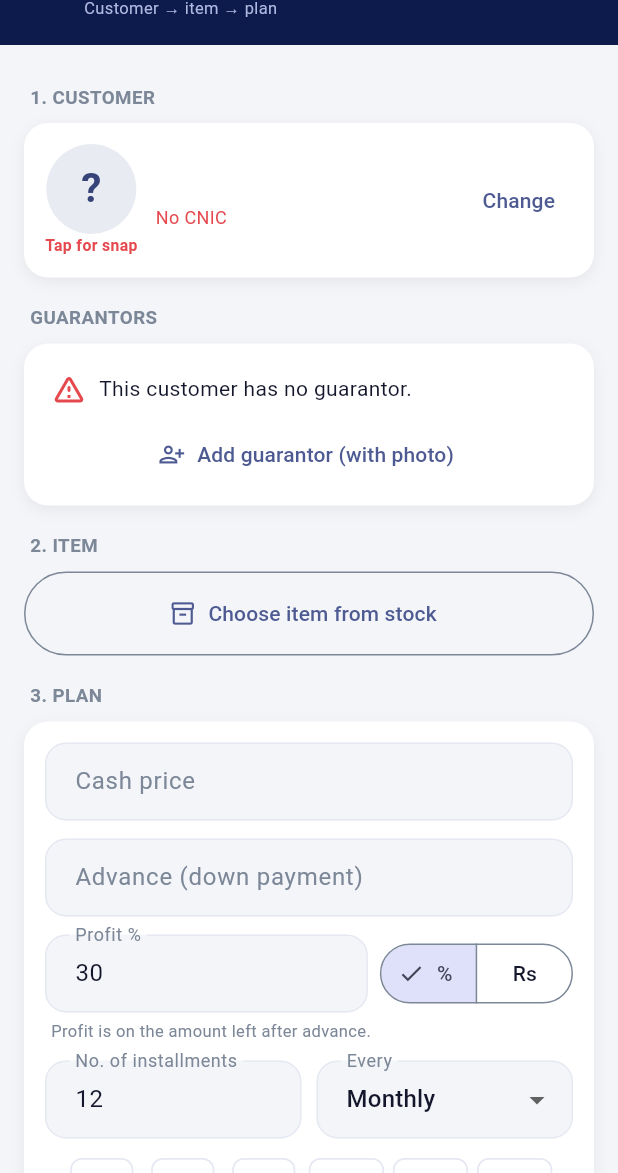
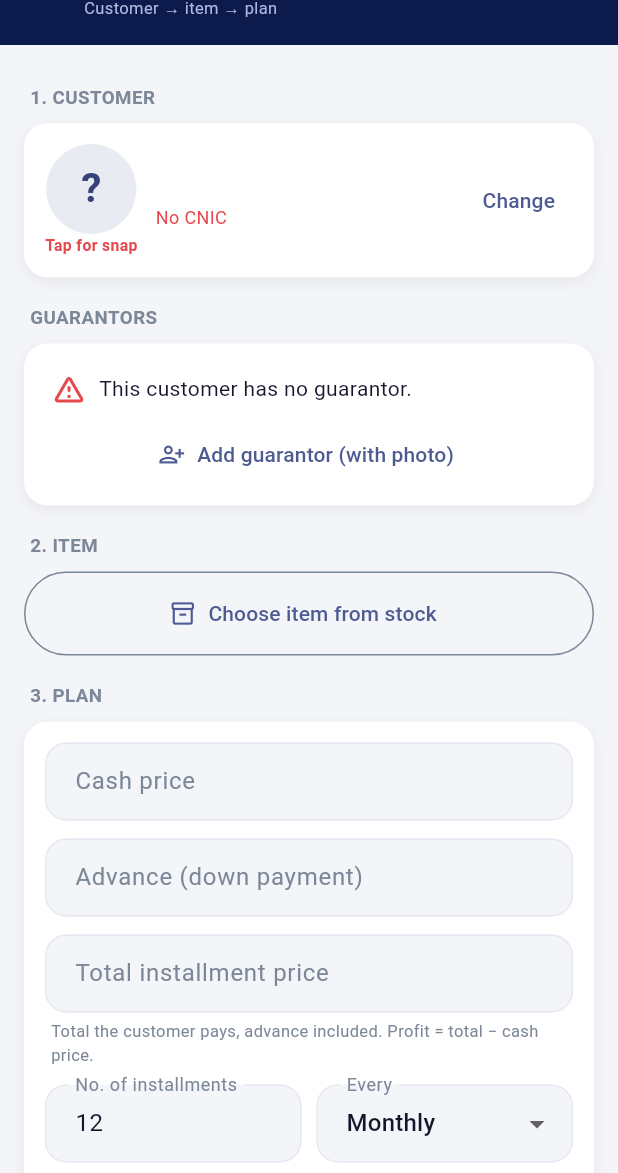
Before and after one commit to asam3rana-del/Hanna-Installment, a Flutter app: the NewInstallmentScreen screen opened directly, on a phone screen of 412 x 824 dp, the part 63-1236 px from its top. Run offline on Flutter 3.47's test engine with Material 3 defaults, Android fonts, the phone set to English and light mode, and no system bars; our stand-ins replace cloud_firestore, cloud_functions, connectivity_plus, file_picker, firebase_auth, firebase_core and 13 more; missing offline and left inert: cryptography, firebase_app_check, flutter_foreground_task, google_mlkit_text_recognition, mobile_scanner, print_bluetooth_thermal and 1 more; accounts and stored records are empty.

Commit message:
Import zip

```diff
--- a/lib/installment/inst_plans_screen.dart
+++ b/lib/installment/inst_plans_screen.dart
@@ -283,11 +283,7 @@ class NewInstallmentScreen extends StatefulWidget {
 }
 
 class _NewInstallmentScreenState extends State<NewInstallmentScreen> {
-  static const _prefProfit = 'inst_default_profit_pct';
-  static const _prefCount = 'inst_default_count';
   static const _prefRound = 'inst_default_round';
-  static const _prefLateFee = 'inst_default_late_fee';
-  static const _prefGrace = 'inst_default_grace';
 
   InstCustomerRow? _customer;
   List<Guarantor> _guarantors = const [];
@@ -296,12 +292,12 @@ class _NewInstallmentScreenState extends State<NewInstallmentScreen> {
 
   final _cash = TextEditingController();
   final _advance = TextEditingController();
-  final _profit = TextEditingController(text: '30');
+  final _profit = TextEditingController(); // kul qist qeemat
   final _count = TextEditingController(text: '12');
   final _lateFee = TextEditingController();
-  final _grace = TextEditingController(text: '3');
+  final _grace = TextEditingController(); // form se hata diya: koi jurmana / riayat nahi
   final _note = TextEditingController();
-  String _profitMode = profitPercent;
+  String _profitMode = _modeTotal; // form sirf 'kul qeemat' leta hai
   String _freq = freqMonthly;
   int _roundTo = 10;
   String _advanceMethod = 'cash';
@@ -325,15 +321,7 @@ class _NewInstallmentScreenState extends State<NewInstallmentScreen> {
   Future<void> _init() async {
     try {
       final sp = await SharedPreferences.getInstance();
-      final pr = sp.getDouble(_prefProfit);
-      if (pr != null) _profit.text = instPlain(pr);
-      final ct = sp.getInt(_prefCount);
-      if (ct != null) _count.text = '$ct';
       _roundTo = sp.getInt(_prefRound) ?? _roundTo;
-      final lf = sp.getDouble(_prefLateFee);
-      if (lf != null && lf > 0) _lateFee.text = instPlain(lf);
-      final gr = sp.getInt(_prefGrace);
-      if (gr != null) _grace.text = '$gr';
     } catch (_) {}
     await PartyPhotoStore.instance.ensureLoaded();
     await KycPhotoStore.instance.ensureLoaded();
@@ -389,13 +377,25 @@ class _NewInstallmentScreenState extends State<NewInstallmentScreen> {
     });
   }
 
+  /// "Kul" mode (UI only): dukaandar seedha kul qist qeemat likhta hai (advance samet) — munafa = kul − naqd,
+  /// plan mein fixed (Rs) munafa ki tarah save. Baqi modes jaise hain.
+  static const _modeTotal = 'total';
+  String get _effMode => _profitMode == _modeTotal ? profitFixed : _profitMode;
+  double get _effProfit {
+    if (_profitMode != _modeTotal) return instParse(_profit.text);
+    final total = instParse(_profit.text);
+    final cash = instParse(_cash.text);
+    return total <= 0 ? 0 : total - cash;
+  }
+
   PlanQuote? _quote() {
+    if (_profitMode == _modeTotal && instParse(_profit.text) <= 0) return null;
     try {
       return quotePlan(
         cashPrice: instParse(_cash.text),
         advance: instParse(_advance.text),
-        profitMode: _profitMode,
-        profitValue: instParse(_profit.text),
+        profitMode: _effMode,
+        profitValue: _effProfit,
         count: int.tryParse(_count.text.trim()) ?? 0,
         roundTo: _roundTo,
       );
@@ -405,12 +405,15 @@ class _NewInstallmentScreenState extends State<NewInstallmentScreen> {
   }
 
   String? _quoteError() {
+    if (_profitMode == _modeTotal && instParse(_cash.text) > 0 && instParse(_profit.text) <= 0) {
+      return Loc.t('Write the total installment price.', 'کل قسط قیمت لکھیں۔');
+    }
     try {
       quotePlan(
         cashPrice: instParse(_cash.text),
         advance: instParse(_advance.text),
-        profitMode: _profitMode,
-        profitValue: instParse(_profit.text),
+        profitMode: _effMode,
+        profitValue: _effProfit,
         count: int.tryParse(_count.text.trim()) ?? 0,
         roundTo: _roundTo,
       );
@@ -564,8 +567,8 @@ class _NewInstallmentScreenState extends State<NewInstallmentScreen> {
         cashPrice: q.cashPrice,
         advance: q.advance,
         advanceMethod: _advanceMethod,
-        profitMode: _profitMode,
-        profitValue: instParse(_profit.text),
+        profitMode: _effMode,
+        profitValue: _effProfit,
         count: q.count,
         frequency: _freq,
         firstDueDate: _firstDue,
@@ -576,11 +579,7 @@ class _NewInstallmentScreenState extends State<NewInstallmentScreen> {
       );
       try {
         final sp = await SharedPreferences.getInstance();
-        if (_profitMode == profitPercent) await sp.setDouble(_prefProfit, instParse(_profit.text));
-        await sp.setInt(_prefCount, q.count);
         await sp.setInt(_prefRound, _roundTo);
-        await sp.setDouble(_prefLateFee, instParse(_lateFee.text));
-        await sp.setInt(_prefGrace, int.tryParse(_grace.text.trim()) ?? 0);
       } catch (_) {}
       if (!mounted) return;
       await Navigator.of(context).pushReplacement(MaterialPageRoute(builder: (_) => InstPlanDetailScreen(planId: id)));
@@ -646,31 +645,21 @@ class _NewInstallmentScreenState extends State<NewInstallmentScreen> {
                   ),
                 ],
                 gap(),
-                Row(children: [
-                  Expanded(
-                    child: TextField(
-                      controller: _profit,
-                      keyboardType: const TextInputType.numberWithOptions(decimal: true),
-                      inputFormatters: money,
-                      onChanged: re,
-                      decoration: instDeco(p, _profitMode == profitPercent ? Loc.t('Profit %', 'منافع %') : Loc.t('Profit (Rs)', 'منافع (روپے)')),
-                    ),
-                  ),
-                  const SizedBox(width: 8),
-                  SegmentedButton<String>(
-                    segments: const [
-                      ButtonSegment(value: profitPercent, label: Text('%')),
-                      ButtonSegment(value: profitFixed, label: Text('Rs')),
-                    ],
-                    selected: {_profitMode},
-                    onSelectionChanged: (s) => setState(() => _profitMode = s.first),
-                  ),
-                ]),
+                // Sirf kul qist qeemat (advance samet) — munafa app khud nikalti hai (Step 28: %, Rs options hata diye).
+                TextField(
+                  controller: _profit,
+                  keyboardType: const TextInputType.numberWithOptions(decimal: true),
+                  inputFormatters: money,
+                  onChanged: re,
+                  decoration: instDeco(p, Loc.t('Total installment price', 'کل قسط قیمت')),
+                ),
                 Padding(
                   padding: const EdgeInsets.only(top: 4, left: 4),
                   child: Align(
                     alignment: Alignment.centerLeft,
-                    child: Text(Loc.t('Profit is on the amount left after advance.', 'منافع ایڈوانس کے بعد باقی رقم پر۔'),
+                    child: Text(
+                        Loc.t('Total the customer pays, advance included. Profit = total − cash price.',
+                            'کسٹمر کل کتنا دے گا (ایڈوانس سمیت)۔ منافع = کل − نقد قیمت۔'),
                         style: TextStyle(color: p.textMuted, fontSize: 11)),
                   ),
                 ),
@@ -698,14 +687,6 @@ class _NewInstallmentScreenState extends State<NewInstallmentScreen> {
                     ),
                   ),
                 ]),
-                const SizedBox(height: 8),
-                Wrap(spacing: 6, children: [
-                  for (final n in const [3, 6, 9, 12, 18, 24])
-                    ActionChip(
-                      label: Text('$n'),
-                      onPressed: () => setState(() => _count.text = '$n'),
-                    ),
-                ]),
                 gap(),
                 InkWell(
                   borderRadius: BorderRadius.circular(14),
@@ -727,28 +708,6 @@ class _NewInstallmentScreenState extends State<NewInstallmentScreen> {
                     if (v != null) setState(() => _roundTo = v);
                   },
                 ),
-                gap(),
-                Row(children: [
-                  Expanded(
-                    child: TextField(
-                      controller: _lateFee,
-                      keyboardType: const TextInputType.numberWithOptions(decimal: true),
-                      inputFormatters: money,
-                      decoration: instDeco(p, Loc.t('Late fine per qist', 'فی قسط لیٹ جرمانہ')),
-                    ),
-                  ),
-                  const SizedBox(width: 10),
-                  Expanded(
-                    child: TextField(
-                      controller: _grace,
-                      keyboardType: TextInputType.number,
-                      inputFormatters: [FilteringTextInputFormatter.digitsOnly],
-                      decoration: instDeco(p, Loc.t('Grace days', 'رعایتی دن')),
-                    ),
-                  ),
-                ]),
-                gap(),
-                TextField(controller: _note, maxLines: 2, decoration: instDeco(p, Loc.t('Note', 'نوٹ'))),
               ]),
             ),
             instSectionTitle(p, Loc.t('SUMMARY', 'خلاصہ')),
```
Also changed, not shown: 1 other file.
